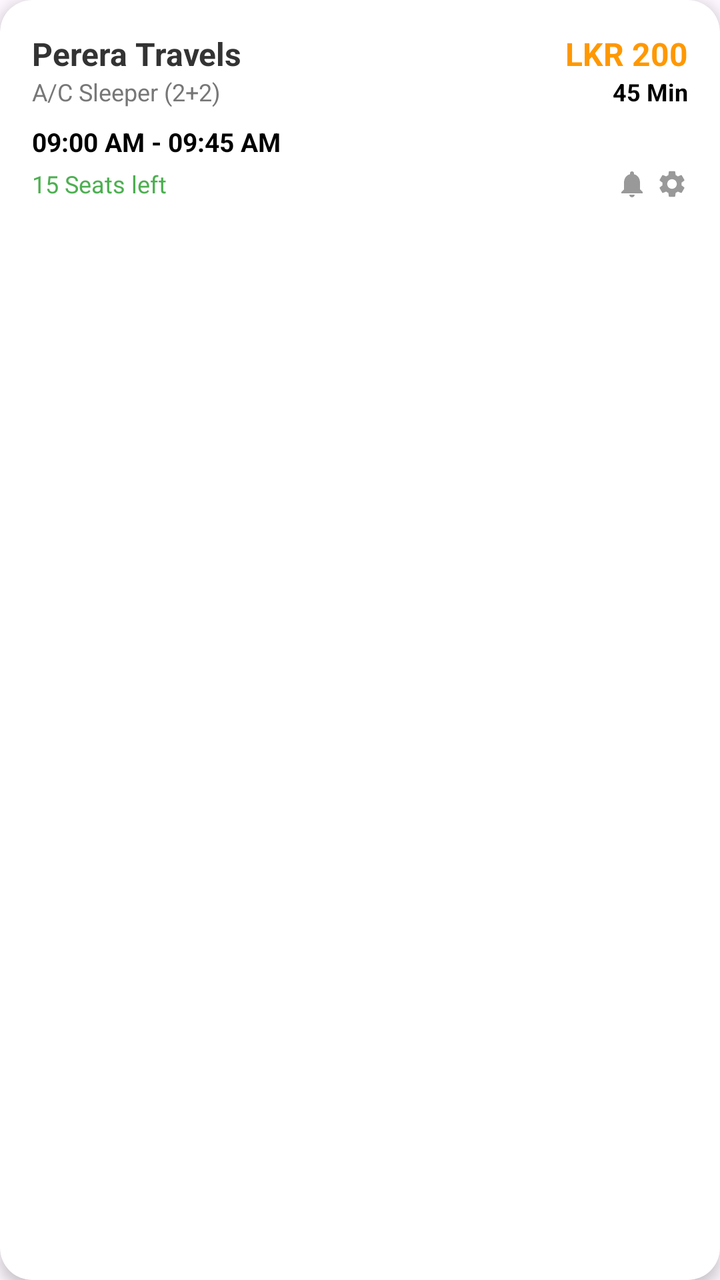
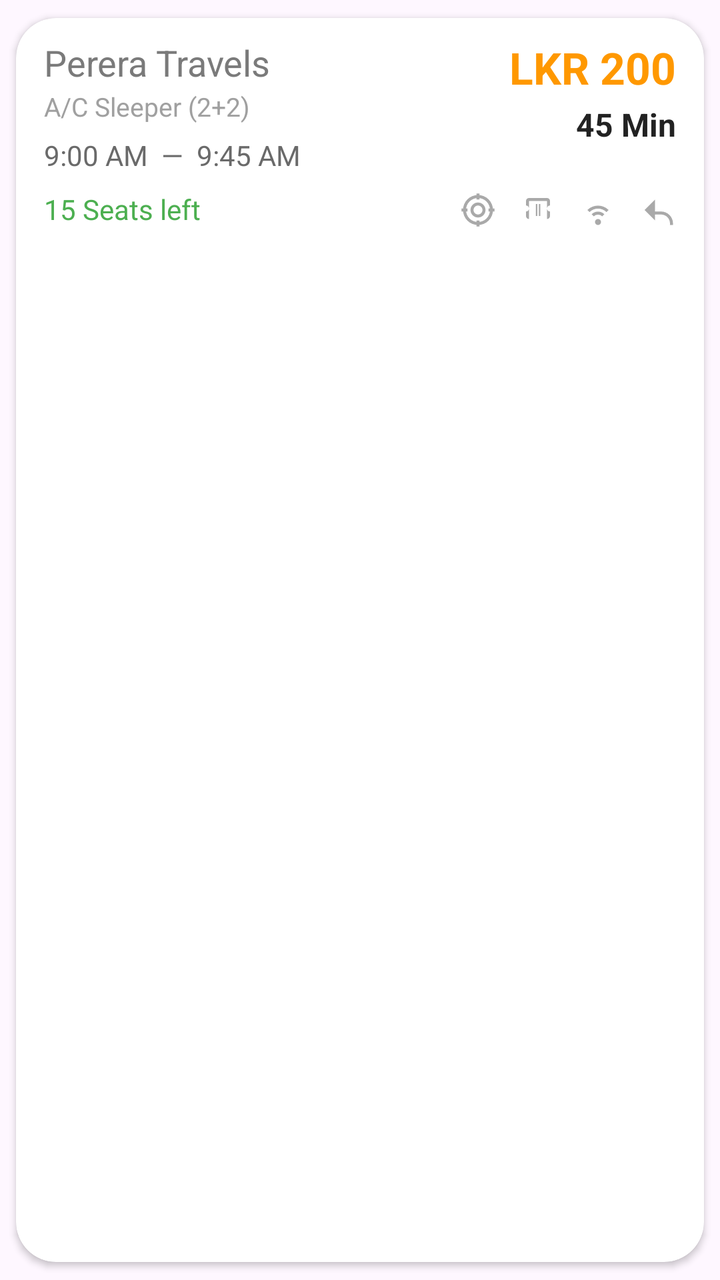

Two renders of the same Android screen: before a commit and after it. Below are the layout's source before the change and the commit's diff.
<!-- AndroidManifest.xml: application theme Theme.Project_Bus -->
<!-- res/layout/item_trip.xml -->
<?xml version="1.0" encoding="utf-8"?>
<androidx.cardview.widget.CardView xmlns:android="http://schemas.android.com/apk/res/android"
    xmlns:app="http://schemas.android.com/apk/res-auto"
    android:layout_width="match_parent"
    android:layout_height="wrap_content"
    android:layout_marginBottom="16dp"
    android:layout_marginHorizontal="16dp"
    app:cardCornerRadius="16dp"
    app:cardElevation="4dp"
    app:contentPadding="16dp">

    <androidx.constraintlayout.widget.ConstraintLayout
        android:layout_width="match_parent"
        android:layout_height="wrap_content">

        <TextView
            android:id="@+id/tvBusName"
            android:layout_width="wrap_content"
            android:layout_height="wrap_content"
            android:text="Perera Travels"
            android:textColor="#333"
            android:textSize="16sp"
            android:textStyle="bold"
            app:layout_constraintStart_toStartOf="parent"
            app:layout_constraintTop_toTopOf="parent" />

        <TextView
            android:id="@+id/tvBusType"
            android:layout_width="wrap_content"
            android:layout_height="wrap_content"
            android:text="A/C Sleeper (2+2)"
            android:textColor="#777"
            android:textSize="12sp"
            app:layout_constraintStart_toStartOf="parent"
            app:layout_constraintTop_toBottomOf="@id/tvBusName" />

        <TextView
            android:id="@+id/tvPrice"
            android:layout_width="wrap_content"
            android:layout_height="wrap_content"
            android:text="LKR 200"
            android:textColor="#FF9800"
            android:textSize="16sp"
            android:textStyle="bold"
            app:layout_constraintEnd_toEndOf="parent"
            app:layout_constraintTop_toTopOf="parent" />

        <TextView
            android:layout_width="wrap_content"
            android:layout_height="wrap_content"
            android:text="45 Min"
            android:textColor="#000"
            android:textSize="12sp"
            android:textStyle="bold"
            app:layout_constraintEnd_toEndOf="parent"
            app:layout_constraintTop_toBottomOf="@id/tvPrice" />

        <TextView
            android:id="@+id/tvTime"
            android:layout_width="wrap_content"
            android:layout_height="wrap_content"
            android:layout_marginTop="8dp"
            android:text="09:00 AM - 09:45 AM"
            android:textColor="#000"
            android:textSize="13sp"
            android:textStyle="bold"
            app:layout_constraintStart_toStartOf="parent"
            app:layout_constraintTop_toBottomOf="@id/tvBusType" />

        <TextView
            android:id="@+id/tvSeatsLeft"
            android:layout_width="wrap_content"
            android:layout_height="wrap_content"
            android:layout_marginTop="4dp"
            android:text="15 Seats left"
            android:textColor="#4CAF50"
            android:textSize="12sp"
            app:layout_constraintStart_toStartOf="parent"
            app:layout_constraintTop_toBottomOf="@id/tvTime" />

        <LinearLayout
            android:layout_width="wrap_content"
            android:layout_height="wrap_content"
            android:orientation="horizontal"
            app:layout_constraintBottom_toBottomOf="@id/tvSeatsLeft"
            app:layout_constraintEnd_toEndOf="parent">

            <ImageView
                android:layout_width="16dp"
                android:layout_height="16dp"
                android:layout_marginEnd="4dp"
                android:src="@drawable/ic_notification"
                app:tint="#999" />
            <ImageView
                android:layout_width="16dp"
                android:layout_height="16dp"
                android:src="@drawable/ic_settings"
                app:tint="#999" />
        </LinearLayout>

        <Button
            android:id="@+id/btnBookNow"
            android:layout_width="0dp"
            android:layout_height="0dp"
            android:visibility="gone"
            app:layout_constraintBottom_toBottomOf="parent"
            app:layout_constraintEnd_toEndOf="parent"
            app:layout_constraintStart_toStartOf="parent"
            app:layout_constraintTop_toTopOf="parent" />

    </androidx.constraintlayout.widget.ConstraintLayout>
</androidx.cardview.widget.CardView>
<!-- resources referenced by this layout -->
<resources>
  <!-- drawable ic_notification (drawable) -->
  <vector xmlns:android="http://schemas.android.com/apk/res/android"
      android:width="24dp"
      android:height="24dp"
      android:viewportWidth="24"
      android:viewportHeight="24">
      <path
          android:fillColor="#333333"
          android:pathData="M12,22c1.1,0 2,-0.9 2,-2h-4c0,1.1 0.9,2 2,2zM18,16v-5c0,-3.07 -1.63,-5.64 -4.5,-6.32V4c0,-0.83 -0.67,-1.5 -1.5,-1.5s-1.5,0.67 -1.5,1.5v0.68C7.64,5.36 6,7.92 6,11v5l-2,2v1h16v-1l-2,-2z"/>
  </vector>
  <!-- drawable ic_settings (drawable) -->
  <vector xmlns:android="http://schemas.android.com/apk/res/android"
      android:width="24dp"
      android:height="24dp"
      android:viewportWidth="24"
      android:viewportHeight="24">
      <path
          android:fillColor="#FF000000"
          android:pathData="M19.14,12.94c0.04,-0.3 0.06,-0.61 0.06,-0.94c0,-0.32 -0.02,-0.64 -0.07,-0.94l2.03,-1.58c0.18,-0.14 0.23,-0.41 0.12,-0.61l-1.92,-3.32c-0.12,-0.22 -0.37,-0.29 -0.59,-0.22l-2.39,0.96c-0.5,-0.38 -1.03,-0.7 -1.62,-0.94L14.4,2.81c-0.04,-0.24 -0.24,-0.41 -0.48,-0.41h-3.84c-0.24,0 -0.43,0.17 -0.47,0.41L9.25,5.35C8.66,5.59 8.12,5.92 7.63,6.29L5.24,5.33c-0.22,-0.08 -0.47,0 -0.59,0.22L2.74,8.87C2.62,9.08 2.66,9.34 2.86,9.48l2.03,1.58C4.84,11.36 4.8,11.69 4.8,12s0.02,0.64 0.07,0.94l-2.03,1.58c-0.18,0.14 -0.23,0.41 -0.12,0.61l1.92,3.32c0.12,0.22 0.37,0.29 0.59,0.22l2.39,-0.96c0.5,0.38 1.03,0.7 1.62,0.94l0.36,2.54c0.05,0.24 0.24,0.41 0.48,0.41h3.84c0.24,0 0.44,-0.17 0.47,-0.41l0.36,-2.54c0.59,-0.24 1.13,-0.56 1.62,-0.94l2.39,0.96c0.22,0.08 0.47,0 0.59,-0.22l1.92,-3.32c0.12,-0.22 0.07,-0.47 -0.12,-0.61L19.14,12.94zM12,15.6c-1.98,0 -3.6,-1.62 -3.6,-3.6s1.62,-3.6 3.6,-3.6s3.6,1.62 3.6,3.6S13.98,15.6 12,15.6z"/>
  </vector>
  <style name="Theme.Project_Bus" parent="Base.Theme.Project_Bus" />
  <style name="Base.Theme.Project_Bus" parent="Theme.Material3.DayNight.NoActionBar">
          
          
      </style>
</resources>

<!-- the commit's change to res/layout/item_trip.xml (unified diff, before → after) -->
@@ -3,110 +3,154 @@
     xmlns:app="http://schemas.android.com/apk/res-auto"
     android:layout_width="match_parent"
     android:layout_height="wrap_content"
-    android:layout_marginBottom="16dp"
-    android:layout_marginHorizontal="16dp"
-    app:cardCornerRadius="16dp"
-    app:cardElevation="4dp"
-    app:contentPadding="16dp">
+    android:layout_marginHorizontal="12dp"
+    android:layout_marginBottom="12dp"
+    android:clickable="true"
+    android:focusable="true"
+    android:foreground="?android:attr/selectableItemBackground"
+    app:cardBackgroundColor="#FFFFFF"
+    app:cardCornerRadius="20dp"
+    app:cardElevation="2dp"
+    app:cardUseCompatPadding="true">
 
     <androidx.constraintlayout.widget.ConstraintLayout
         android:layout_width="match_parent"
-        android:layout_height="wrap_content">
+        android:layout_height="wrap_content"
+        android:paddingStart="14dp"
+        android:paddingTop="10dp"
+        android:paddingEnd="14dp"
+        android:paddingBottom="10dp">
 
+        
         <TextView
-            android:id="@+id/tvBusName"
-            android:layout_width="wrap_content"
+            android:id="@+id/tvOperatorName"
+            android:layout_width="0dp"
             android:layout_height="wrap_content"
+            android:ellipsize="end"
+            android:maxLines="1"
             android:text="Perera Travels"
-            android:textColor="#333"
-            android:textSize="16sp"
-            android:textStyle="bold"
+            android:textColor="#7A7A7A"
+            android:textSize="18sp"
+            app:layout_constraintEnd_toStartOf="@+id/rightColumn"
             app:layout_constraintStart_toStartOf="parent"
             app:layout_constraintTop_toTopOf="parent" />
 
+        
         <TextView
             android:id="@+id/tvBusType"
-            android:layout_width="wrap_content"
+            android:layout_width="0dp"
             android:layout_height="wrap_content"
+            android:layout_marginTop="1dp"
+            android:ellipsize="end"
+            android:maxLines="1"
             android:text="A/C Sleeper (2+2)"
-            android:textColor="#777"
-            android:textSize="12sp"
-            app:layout_constraintStart_toStartOf="parent"
-            app:layout_constraintTop_toBottomOf="@id/tvBusName" />
+            android:textColor="#A0A0A0"
+            android:textSize="13sp"
+            app:layout_constraintEnd_toEndOf="@id/tvOperatorName"
+            app:layout_constraintStart_toStartOf="@id/tvOperatorName"
+            app:layout_constraintTop_toBottomOf="@id/tvOperatorName" />
 
+        
         <TextView
-            android:id="@+id/tvPrice"
-            android:layout_width="wrap_content"
+            android:id="@+id/tvStartTime"
+            android:layout_width="0dp"
             android:layout_height="wrap_content"
-            android:text="LKR 200"
-            android:textColor="#FF9800"
-            android:textSize="16sp"
-            android:textStyle="bold"
-            app:layout_constraintEnd_toEndOf="parent"
-            app:layout_constraintTop_toTopOf="parent" />
+            android:layout_marginTop="6dp"
+            android:text="9:00 AM  —  9:45 AM"
+            android:textColor="#6A6A6A"
+            android:textSize="14sp"
+            app:layout_constraintEnd_toEndOf="@id/tvOperatorName"
+            app:layout_constraintStart_toStartOf="@id/tvOperatorName"
+            app:layout_constraintTop_toBottomOf="@id/tvBusType" />
 
+        
         <TextView
-            android:layout_width="wrap_content"
-            android:layout_height="wrap_content"
-            android:text="45 Min"
-            android:textColor="#000"
-            android:textSize="12sp"
-            android:textStyle="bold"
-            app:layout_constraintEnd_toEndOf="parent"
-            app:layout_constraintTop_toBottomOf="@id/tvPrice" />
+            android:id="@+id/tvEndTime"
+            android:layout_width="0dp"
+            android:layout_height="0dp"
+            android:visibility="gone" />
 
+        
         <TextView
-            android:id="@+id/tvTime"
+            android:id="@+id/tvSeatsAvailable"
             android:layout_width="wrap_content"
             android:layout_height="wrap_content"
             android:layout_marginTop="8dp"
-            android:text="09:00 AM - 09:45 AM"
-            android:textColor="#000"
-            android:textSize="13sp"
-            android:textStyle="bold"
-            app:layout_constraintStart_toStartOf="parent"
-            app:layout_constraintTop_toBottomOf="@id/tvBusType" />
+            android:text="15 Seats left"
+            android:textColor="#4CAF50"
+            android:textSize="14sp"
+            app:layout_constraintStart_toStartOf="@id/tvOperatorName"
+            app:layout_constraintTop_toBottomOf="@id/tvStartTime"
+            app:layout_constraintBottom_toBottomOf="parent" />
 
-        <TextView
-            android:id="@+id/tvSeatsLeft"
+        
+        <LinearLayout
+            android:id="@+id/rightColumn"
             android:layout_width="wrap_content"
             android:layout_height="wrap_content"
-            android:layout_marginTop="4dp"
-            android:text="15 Seats left"
-            android:textColor="#4CAF50"
-            android:textSize="12sp"
-            app:layout_constraintStart_toStartOf="parent"
-            app:layout_constraintTop_toBottomOf="@id/tvTime" />
+            android:gravity="end"
+            android:orientation="vertical"
+            app:layout_constraintEnd_toEndOf="parent"
+            app:layout_constraintTop_toTopOf="parent">
 
+            <TextView
+                android:id="@+id/tvTripPrice"
+                android:layout_width="wrap_content"
+                android:layout_height="wrap_content"
+                android:text="LKR 200"
+                android:textColor="#FF9800"
+                android:textSize="22sp"
+                android:textStyle="bold" />
+
+            <TextView
+                android:id="@+id/tvDuration"
+                android:layout_width="wrap_content"
+                android:layout_height="wrap_content"
+                android:layout_marginTop="3dp"
+                android:text="45 Min"
+                android:textColor="#222222"
+                android:textSize="16sp"
+                android:textStyle="bold" />
+        </LinearLayout>
+
+        
         <LinearLayout
+            android:id="@+id/actionsRow"
             android:layout_width="wrap_content"
             android:layout_height="wrap_content"
+            android:layout_marginTop="6dp"
+            android:gravity="center_vertical"
             android:orientation="horizontal"
-            app:layout_constraintBottom_toBottomOf="@id/tvSeatsLeft"
+            app:layout_constraintBottom_toBottomOf="parent"
             app:layout_constraintEnd_toEndOf="parent">
 
             <ImageView
-                android:layout_width="16dp"
-                android:layout_height="16dp"
-                android:layout_marginEnd="4dp"
-                android:src="@drawable/ic_notification"
-                app:tint="#999" />
+                android:layout_width="18dp"
+                android:layout_height="18dp"
+                android:layout_marginEnd="12dp"
+                android:src="@drawable/ic_trip_target"
+                app:tint="#A9A9A9" />
+
             <ImageView
-                android:layout_width="16dp"
-                android:layout_height="16dp"
-                android:src="@drawable/ic_settings"
-                app:tint="#999" />
+                android:layout_width="18dp"
+                android:layout_height="18dp"
+                android:layout_marginEnd="12dp"
+                android:src="@drawable/ic_trip_ticket"
+                app:tint="#A9A9A9" />
+
+            <ImageView
+                android:layout_width="18dp"
+                android:layout_height="18dp"
+                android:layout_marginEnd="12dp"
+                android:src="@drawable/ic_trip_signal"
+                app:tint="#A9A9A9" />
+
+            <ImageView
+                android:layout_width="18dp"
+                android:layout_height="18dp"
+                android:src="@drawable/ic_trip_reply"
+                app:tint="#A9A9A9" />
         </LinearLayout>
-
-        <Button
-            android:id="@+id/btnBookNow"
-            android:layout_width="0dp"
-            android:layout_height="0dp"
-            android:visibility="gone"
-            app:layout_constraintBottom_toBottomOf="parent"
-            app:layout_constraintEnd_toEndOf="parent"
-            app:layout_constraintStart_toStartOf="parent"
-            app:layout_constraintTop_toTopOf="parent" />
 
     </androidx.constraintlayout.widget.ConstraintLayout>
 </androidx.cardview.widget.CardView>
<!-- resource entries referenced after the edit -->
@@ -1,24 +1,59 @@
 <!-- resources referenced by this layout -->
 <resources>
-  <!-- drawable ic_notification (drawable) -->
+  <!-- drawable ic_trip_reply (drawable) -->
   <vector xmlns:android="http://schemas.android.com/apk/res/android"
       android:width="24dp"
       android:height="24dp"
       android:viewportWidth="24"
       android:viewportHeight="24">
       <path
-          android:fillColor="#333333"
-          android:pathData="M12,22c1.1,0 2,-0.9 2,-2h-4c0,1.1 0.9,2 2,2zM18,16v-5c0,-3.07 -1.63,-5.64 -4.5,-6.32V4c0,-0.83 -0.67,-1.5 -1.5,-1.5s-1.5,0.67 -1.5,1.5v0.68C7.64,5.36 6,7.92 6,11v5l-2,2v1h16v-1l-2,-2z"/>
+          android:fillColor="#000000"
+          android:pathData="M10,9V5L3,12l7,7v-4h4c3.31,0 6,2.69 6,6v1h2v-1c0,-4.42 -3.58,-8 -8,-8h-4z"/>
   </vector>
-  <!-- drawable ic_settings (drawable) -->
+  <!-- drawable ic_trip_signal (drawable) -->
   <vector xmlns:android="http://schemas.android.com/apk/res/android"
       android:width="24dp"
       android:height="24dp"
       android:viewportWidth="24"
       android:viewportHeight="24">
       <path
-          android:fillColor="#FF000000"
-          android:pathData="M19.14,12.94c0.04,-0.3 0.06,-0.61 0.06,-0.94c0,-0.32 -0.02,-0.64 -0.07,-0.94l2.03,-1.58c0.18,-0.14 0.23,-0.41 0.12,-0.61l-1.92,-3.32c-0.12,-0.22 -0.37,-0.29 -0.59,-0.22l-2.39,0.96c-0.5,-0.38 -1.03,-0.7 -1.62,-0.94L14.4,2.81c-0.04,-0.24 -0.24,-0.41 -0.48,-0.41h-3.84c-0.24,0 -0.43,0.17 -0.47,0.41L9.25,5.35C8.66,5.59 8.12,5.92 7.63,6.29L5.24,5.33c-0.22,-0.08 -0.47,0 -0.59,0.22L2.74,8.87C2.62,9.08 2.66,9.34 2.86,9.48l2.03,1.58C4.84,11.36 4.8,11.69 4.8,12s0.02,0.64 0.07,0.94l-2.03,1.58c-0.18,0.14 -0.23,0.41 -0.12,0.61l1.92,3.32c0.12,0.22 0.37,0.29 0.59,0.22l2.39,-0.96c0.5,0.38 1.03,0.7 1.62,0.94l0.36,2.54c0.05,0.24 0.24,0.41 0.48,0.41h3.84c0.24,0 0.44,-0.17 0.47,-0.41l0.36,-2.54c0.59,-0.24 1.13,-0.56 1.62,-0.94l2.39,0.96c0.22,0.08 0.47,0 0.59,-0.22l1.92,-3.32c0.12,-0.22 0.07,-0.47 -0.12,-0.61L19.14,12.94zM12,15.6c-1.98,0 -3.6,-1.62 -3.6,-3.6s1.62,-3.6 3.6,-3.6s3.6,1.62 3.6,3.6S13.98,15.6 12,15.6z"/>
+          android:fillColor="#000000"
+          android:pathData="M12,18a2,2 0,1 0,2 2a2,2 0,0 0,-2 -2z"/>
+      <path
+          android:fillColor="#000000"
+          android:pathData="M7.76,14.83l1.41,1.41a4,4 0,0 1,5.66 0l1.41,-1.41a6,6 0,0 0,-8.48 0z"/>
+      <path
+          android:fillColor="#000000"
+          android:pathData="M4.93,12l1.41,1.41a8,8 0,0 1,11.32 0L19.07,12a10,10 0,0 0,-14.14 0z"/>
+  </vector>
+  <!-- drawable ic_trip_target (drawable) -->
+  <vector xmlns:android="http://schemas.android.com/apk/res/android"
+      android:width="24dp"
+      android:height="24dp"
+      android:viewportWidth="24"
+      android:viewportHeight="24">
+      <path
+          android:fillColor="#000000"
+          android:pathData="M12,2a10,10 0,1 0,10 10A10.011,10.011 0,0 0,12 2zM12,4a8,8 0,1 1,-8 8a8.009,8.009 0,0 1,8 -8z"/>
+      <path
+          android:fillColor="#000000"
+          android:pathData="M12,7a5,5 0,1 0,5 5a5.006,5.006 0,0 0,-5 -5zM12,9a3,3 0,1 1,-3 3a3.003,3.003 0,0 1,3 -3z"/>
+      <path
+          android:fillColor="#000000"
+          android:pathData="M11,1h2v4h-2zM11,19h2v4h-2zM1,11h4v2H1zM19,11h4v2h-4z"/>
+  </vector>
+  <!-- drawable ic_trip_ticket (drawable) -->
+  <vector xmlns:android="http://schemas.android.com/apk/res/android"
+      android:width="24dp"
+      android:height="24dp"
+      android:viewportWidth="24"
+      android:viewportHeight="24">
+      <path
+          android:fillColor="#000000"
+          android:pathData="M4,6a2,2 0,0 1,2 -2h12a2,2 0,0 1,2 2v3a2,2 0,0 0,0 4v3a2,2 0,0 1,-2 2H6a2,2 0,0 1,-2 -2v-3a2,2 0,0 0,0 -4V6zM6,6v12h12V6H6z"/>
+      <path
+          android:fillColor="#000000"
+          android:pathData="M10.5,8h1v8h-1zM12.5,8h1v8h-1z"/>
   </vector>
   <style name="Theme.Project_Bus" parent="Base.Theme.Project_Bus" />
   <style name="Base.Theme.Project_Bus" parent="Theme.Material3.DayNight.NoActionBar">
